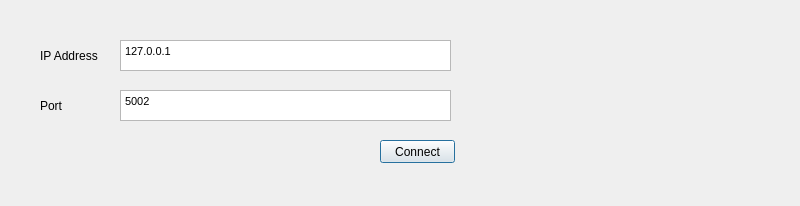
Before: the Qt Designer form itk-io-master/client/connectdialog.ui in holevi96/itk.io, drawn with Qt 5.
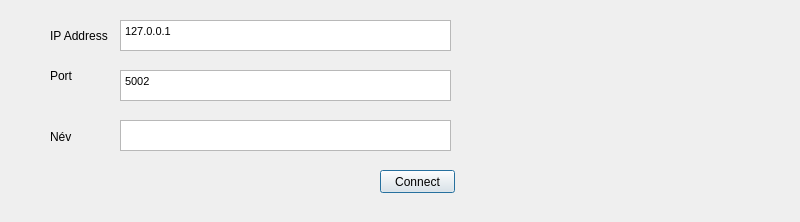
After: the same form once the commit is applied.

What changed in the file:
```diff
--- a/itk-io-master/client/connectdialog.ui
+++ b/itk-io-master/client/connectdialog.ui
@@ -7,7 +7,7 @@
     <x>0</x>
     <y>0</y>
     <width>800</width>
-    <height>206</height>
+    <height>222</height>
    </rect>
   </property>
   <property name="windowTitle">
@@ -16,8 +16,8 @@
   <widget class="QLabel" name="label">
    <property name="geometry">
     <rect>
-     <x>40</x>
-     <y>40</y>
+     <x>50</x>
+     <y>20</y>
      <width>61</width>
      <height>31</height>
     </rect>
@@ -30,7 +30,7 @@
    <property name="geometry">
     <rect>
      <x>120</x>
-     <y>40</y>
+     <y>20</y>
      <width>331</width>
      <height>31</height>
     </rect>
@@ -47,7 +47,7 @@
    <property name="geometry">
     <rect>
      <x>120</x>
-     <y>90</y>
+     <y>70</y>
      <width>331</width>
      <height>31</height>
     </rect>
@@ -63,8 +63,8 @@
   <widget class="QLabel" name="label_2">
    <property name="geometry">
     <rect>
-     <x>40</x>
-     <y>90</y>
+     <x>50</x>
+     <y>60</y>
      <width>61</width>
      <height>31</height>
     </rect>
@@ -77,7 +77,7 @@
    <property name="geometry">
     <rect>
      <x>380</x>
-     <y>140</y>
+     <y>170</y>
      <width>75</width>
      <height>23</height>
     </rect>
@@ -86,6 +86,29 @@
     <string>Connect</string>
    </property>
   </widget>
+  <widget class="QTextEdit" name="textEditName">
+   <property name="geometry">
+    <rect>
+     <x>120</x>
+     <y>120</y>
+     <width>331</width>
+     <height>31</height>
+    </rect>
+   </property>
+  </widget>
+  <widget class="QLabel" name="label_3">
+   <property name="geometry">
+    <rect>
+     <x>50</x>
+     <y>130</y>
+     <width>47</width>
+     <height>13</height>
+    </rect>
+   </property>
+   <property name="text">
+    <string>Név</string>
+   </property>
+  </widget>
  </widget>
  <resources/>
  <connections/>
```
